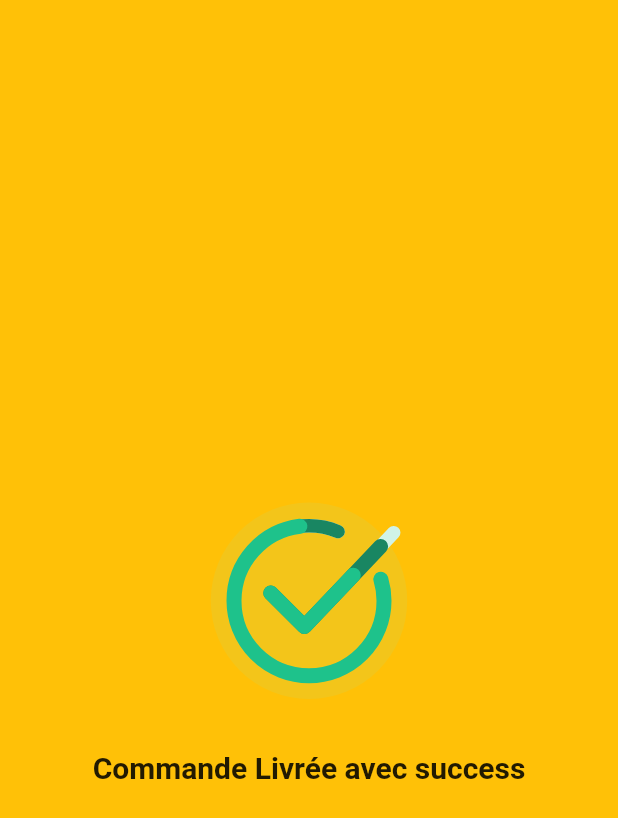
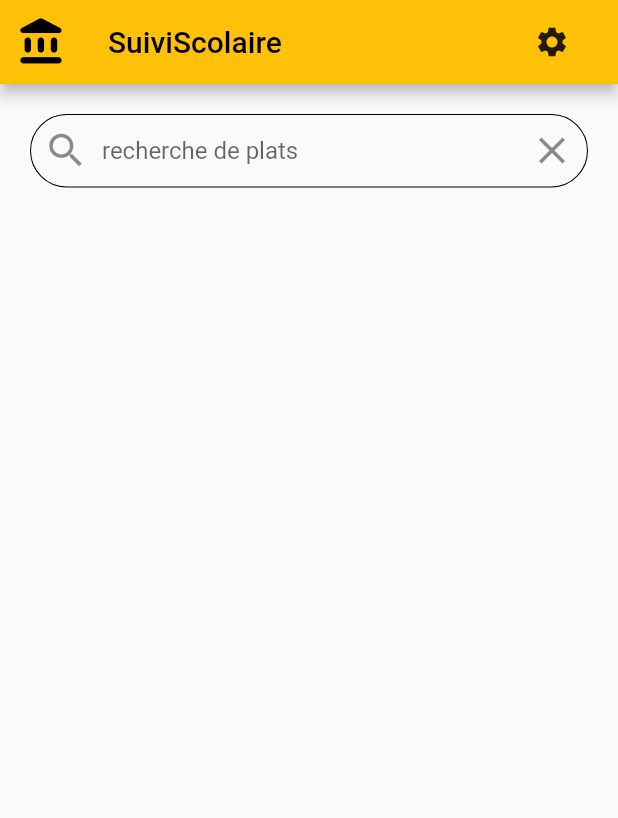
Before and after one commit to ATOME22/LottieConfirm, a Flutter app: the screen it shows after launch, on a phone screen of 412 x 824 dp. Shown: the top 818 px of the screen. Run offline on Flutter 3.47's test engine with Material 2 defaults, Android fonts, the phone set to English and light mode, and no system bars; our stand-ins replace lottie, splashscreen; Roboto replaces fonts that are missing (Poppins).

Commit message:
mise en place des bouttons

```diff
--- /dev/null
+++ b/testlottie/lib/screen/Accueil.dart
@@ -0,0 +1,68 @@
+import 'package:flutter/material.dart';
+import 'package:flutter/src/foundation/key.dart';
+import 'package:flutter/src/widgets/framework.dart';
+
+class Accueil extends StatefulWidget {
+  const Accueil({Key? key}) : super(key: key);
+
+  @override
+  State<Accueil> createState() => _AccueilState();
+}
+
+class _AccueilState extends State<Accueil> {
+  @override
+  Widget build(BuildContext context) {
+    return Scaffold(
+      appBar: AppBar(
+        leading: IconButton(
+          onPressed: () {},
+          icon: const Icon(Icons.account_balance_rounded),
+          iconSize: 35.0,
+        ),
+        title: const Text('SuiviScolaire'),
+        actions: <Widget>[
+          FlatButton(
+            onPressed: () {},
+            child: Container(
+              padding: const EdgeInsets.all(2),
+              child: IconButton(
+                  onPressed: () {}, icon: const Icon(Icons.settings)),
+            ),
+          )
+        ],
+      ),
+      body: ListView(
+        children: <Widget>[
+          Padding(
+            padding: const EdgeInsets.all(20.0),
+            child: TextField(
+              decoration: InputDecoration(
+                  contentPadding: const EdgeInsets.symmetric(vertical: 15.0),
+                  fillColor: const Color.fromARGB(255, 161, 153, 129),
+                  border: OutlineInputBorder(
+                    borderRadius: BorderRadius.circular(30.0),
+                    borderSide: const BorderSide(width: 0.7),
+                  ),
+                  enabledBorder: OutlineInputBorder(
+                    borderRadius: BorderRadius.circular(30.0),
+                    borderSide: const BorderSide(width: 0.7,
+                    ),
+                  ),
+                  hintText: 'recherche de plats',
+                  prefixIcon: const Icon(
+                    Icons.search,
+                    size: 30.0,
+                  ),
+                  suffixIcon: IconButton(
+                      onPressed: () {},
+                      icon: const Icon(
+                        Icons.clear,
+                        size: 30.0,
+                      ))),
+            ),
+          ),
+        ],
+      ),
+    );
+  }
+}
--- a/testlottie/pubspec.yaml
+++ b/testlottie/pubspec.yaml
@@ -30,7 +30,7 @@ dependencies:
   flutter:
     sdk: flutter
   lottie: ^1.4.1
-
+  splashscreen: ^1.3.5
 
   # The following adds the Cupertino Icons font to your application.
   # Use with the CupertinoIcons class for iOS style icons.
@@ -61,6 +61,7 @@ flutter:
   # To add assets to your application, add an assets section, like this:
   assets:
     - assets/images/burger.jpg
+    - assets/images/
     - assets/images/ramen.jpg
     - assets/images/lotties/91597-validacion.json
 
```
Also changed, not shown: testlottie/lib/data/donnees.dart (added, +50 -0 lines), testlottie/lib/main.dart (+3 -88 lines), testlottie/lib/models/Commandes.dart (added, +11 -0 lines), testlottie/lib/models/Utilisateurs.dart (added, +10 -0 lines), testlottie/lib/models/food.dart (added, +7 -0 lines), testlottie/lib/models/restaurants.dart (added, +11 -0 lines), testlottie/lib/screen/home.dart (added, +86 -0 lines), testlottie/lib/screen/index.dart (added, +27 -0 lines), testlottie/lib/widgets/CommandeRecent.dart (added, +22 -0 lines), testlottie/pubspec.lock.
